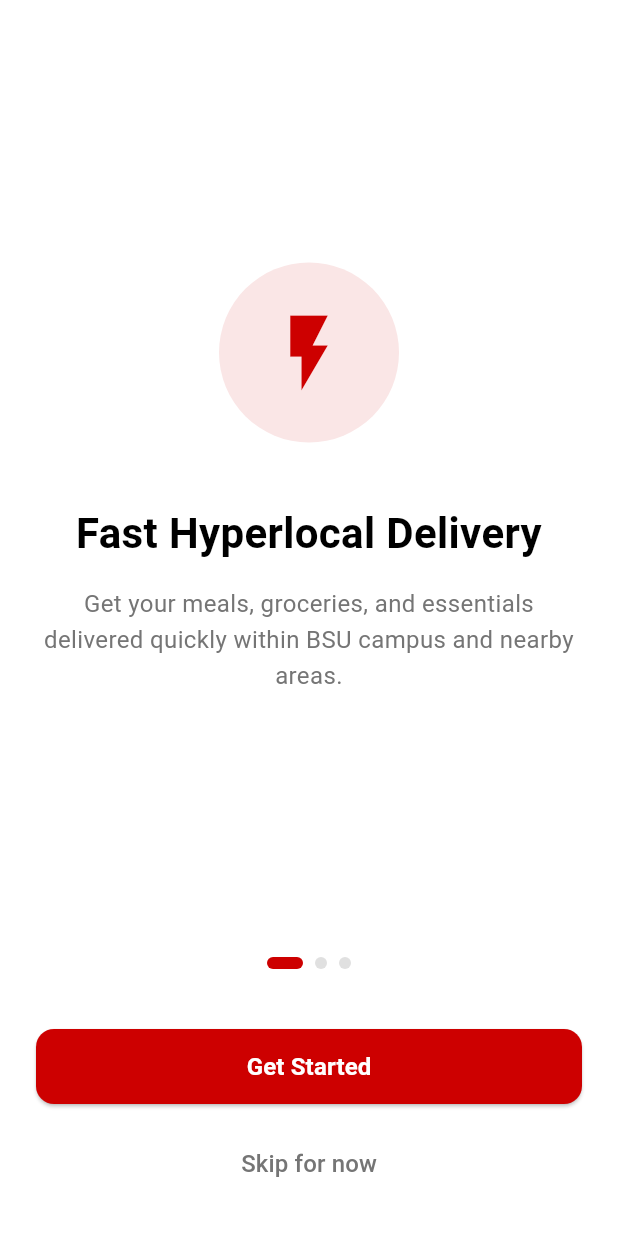
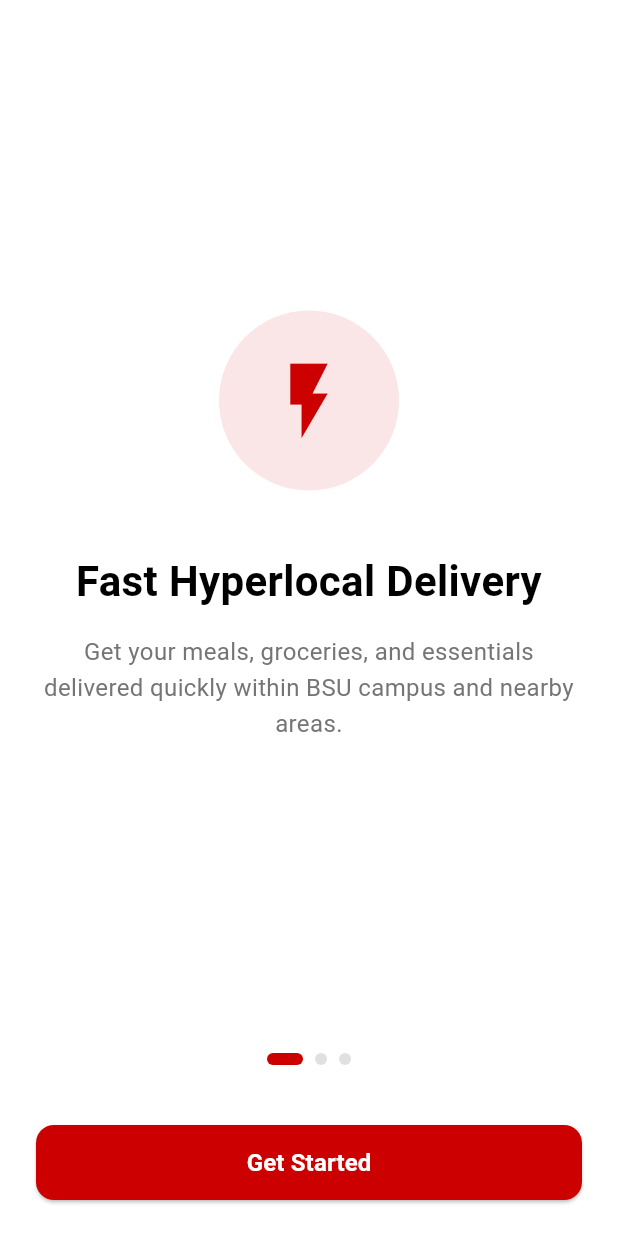
Before and after one commit to yakootakiii/SpartaHub, a Flutter app: the screen it shows after launch, on a phone screen of 412 x 824 dp. Run offline on Flutter 3.47's test engine with Material 3 defaults, Android fonts, the light colour scheme and no system bars; our stand-ins replace cloud_firestore, firebase_auth, firebase_core; accounts and stored records are empty; Roboto replaces fonts that are missing (SF Pro Display).

Commit message:
removed 'skip for now' in onboarding

```diff
--- a/lib/screens/onboarding_screen.dart
+++ b/lib/screens/onboarding_screen.dart
@@ -2,7 +2,6 @@ import 'package:flutter/material.dart';
 import '../models/onboarding_data.dart';
 import '../widgets/onboarding_page.dart';
 import 'authentication_screen.dart';
-import 'main_screen.dart';
 
 class OnboardingScreen extends StatefulWidget {
   const OnboardingScreen({super.key});
@@ -110,19 +109,6 @@ class _OnboardingScreenState extends State<OnboardingScreen> {
                       ),
                     ),
                   ),
-                  SizedBox(height: 16),
-                  TextButton(
-                    onPressed: () {
-                      Navigator.pushReplacement(
-                        context,
-                        MaterialPageRoute(builder: (context) => MainScreen()),
-                      );
-                    },
-                    child: Text(
-                      'Skip for now',
-                      style: TextStyle(color: Colors.grey[600], fontSize: 16),
-                    ),
-                  ),
                 ],
               ),
             ),
```
Also changed, not shown: lib/screens/home_screen.dart (+1 -40 lines).
